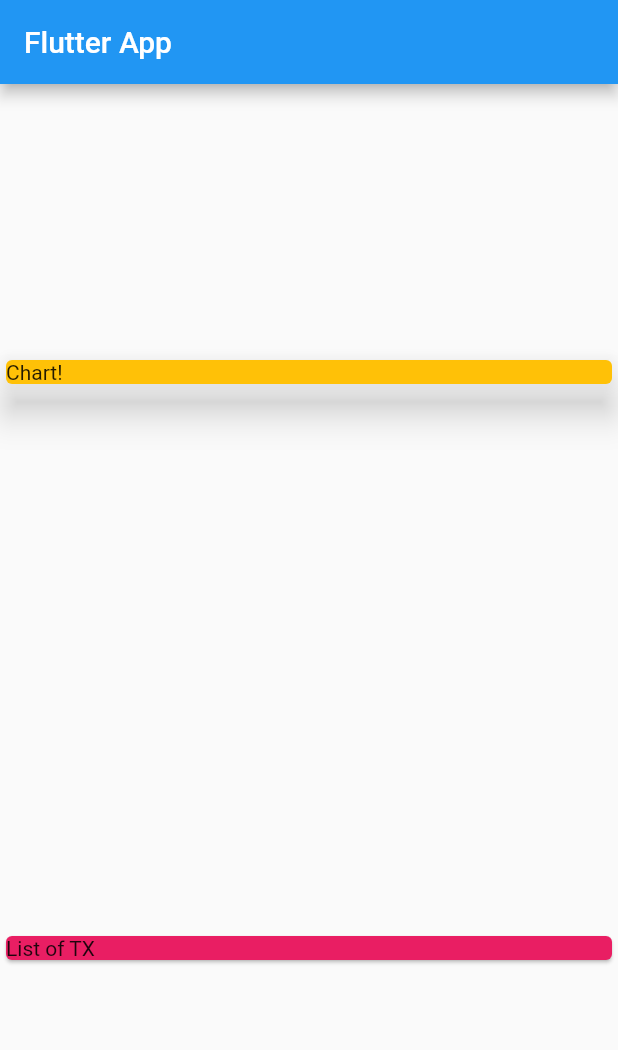
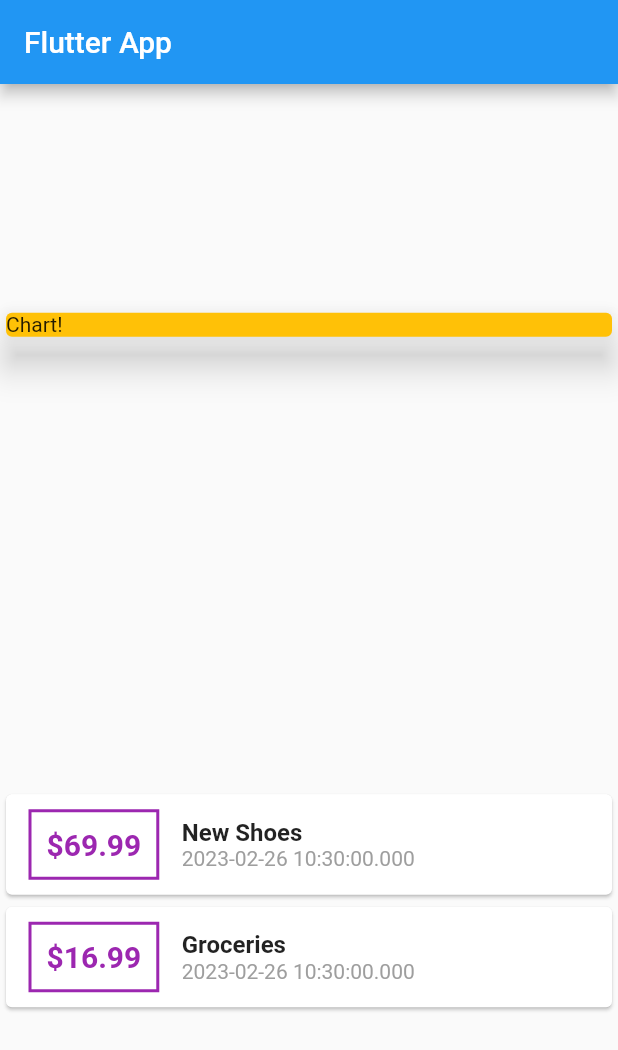
Before and after one commit to delwinbest/flutter_complete_guide, a Flutter app: the screen it shows after launch, on a phone screen of 412 x 824 dp. Shown: the top 1050 px of the screen. Run offline on Flutter 3.47's test engine with Material 2 defaults, Android fonts, the phone set to English and light mode, and no system bars.

Commit message:
style transaction cards

```diff
--- a/lib/main.dart
+++ b/lib/main.dart
@@ -35,15 +35,51 @@ class MyHomePage extends StatelessWidget {
           children: <Widget>[
             Container(
               width: double.infinity,
-              child: Card(
+              child: const Card(
                 color: Colors.amber,
                 elevation: 10,
                 child: Text('Chart!'),
               ),
             ),
-            Card(
-              color: Colors.pink,
-              child: Text('List of TX'),
+            Column(
+              children: transactions
+                  .map((transaction) => Card(
+                          child: Row(
+                        children: <Widget>[
+                          Container(
+                            margin: const EdgeInsets.symmetric(
+                                vertical: 10, horizontal: 15),
+                            decoration: BoxDecoration(
+                              border: Border.all(
+                                color: Colors.purple,
+                                width: 2,
+                              ),
+                            ),
+                            padding: const EdgeInsets.all(10),
+                            child: Text(
+                                style: const TextStyle(
+                                    fontWeight: FontWeight.bold,
+                                    fontSize: 20,
+                                    color: Colors.purple),
+                                '\$${transaction.amount}'),
+                          ),
+                          Column(
+                            crossAxisAlignment: CrossAxisAlignment.start,
+                            children: <Widget>[
+                              Text(
+                                transaction.title,
+                                style: const TextStyle(
+                                    fontSize: 16, fontWeight: FontWeight.bold),
+                              ),
+                              Text(
+                                transaction.date.toString(),
+                                style: const TextStyle(color: Colors.grey),
+                              ),
+                            ],
+                          )
+                        ],
+                      )))
+                  .toList(),
             )
           ],
         ));
```
